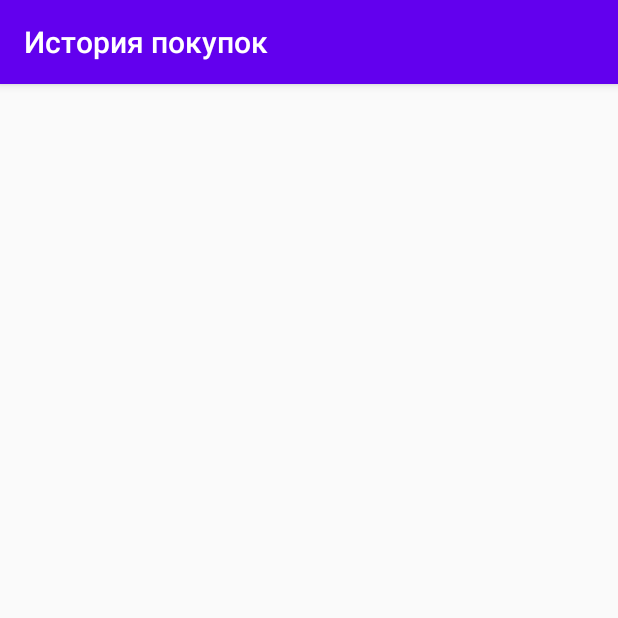
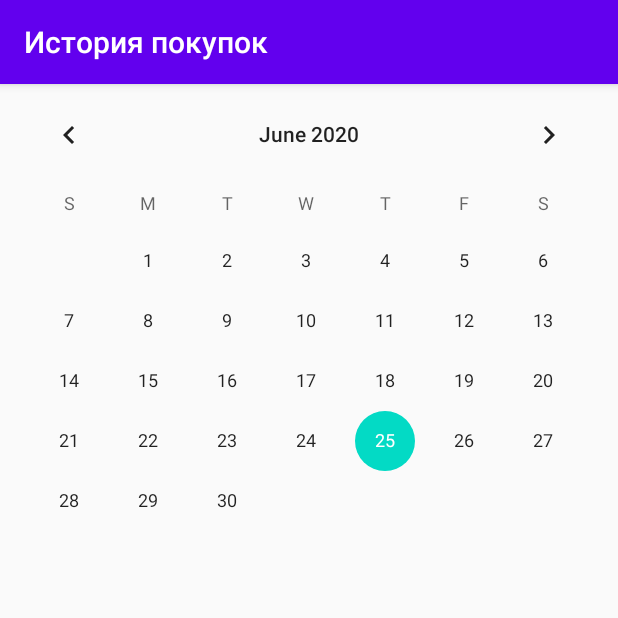
Before and after one commit to assssseeeee/MoneyTracker, an Android app: the PurchaseHistoryActivity screen opened directly, with no data from a screen before it, on a phone screen of 412 x 824 dp, the top half of it. Run offline under Robolectric (Android 15) with nearby library versions, the phone set to English and light mode, and no system bars.

Commit message:
new commit

```diff
--- a/app/src/main/java/com/example/moneytracker/activities/PurchaseHistoryActivity.java
+++ b/app/src/main/java/com/example/moneytracker/activities/PurchaseHistoryActivity.java
@@ -3,14 +3,21 @@ package com.example.moneytracker.activities;
 import androidx.appcompat.app.AppCompatActivity;
 
 import android.os.Bundle;
+import android.widget.CalendarView;
 
 import com.example.moneytracker.R;
 
+import java.util.Calendar;
+
 public class PurchaseHistoryActivity extends AppCompatActivity {
+
 
     @Override
     protected void onCreate(Bundle savedInstanceState) {
         super.onCreate(savedInstanceState);
         setContentView(R.layout.activity_purchase_history);
+
+        CalendarView calendarView = findViewById(R.id.calendarView);
+
     }
 }
--- a/app/src/main/java/com/example/moneytracker/data/MoneyTrackerContract.java
+++ b/app/src/main/java/com/example/moneytracker/data/MoneyTrackerContract.java
@@ -10,7 +10,8 @@ public final class MoneyTrackerContract {
     }
 
     public static final int DATA_BASE_VERSION = 1;
-    public static final String DATA_BASE_NAME = "moneydata1";
+    public static final String DATA_BASE_NAME = "moneydata.db";
+    public static String DATA_BASE_PATH;
     public static final String SHEME = "content://";
     public static final String AUTHORITY = "com.example.moneytracker";
     public static final String PATH_EXPENSES = "expenses";
--- a/app/src/main/res/layout/activity_purchase_history.xml
+++ b/app/src/main/res/layout/activity_purchase_history.xml
@@ -6,4 +6,12 @@
     android:layout_height="match_parent"
     tools:context=".PurchaseHistory">
 
+
+    <CalendarView
+        android:id="@+id/calendarView"
+        android:layout_width="match_parent"
+        android:layout_height="wrap_content"
+        android:foregroundGravity="center_vertical"
+        tools:ignore="MissingConstraints" />
+
 </androidx.constraintlayout.widget.ConstraintLayout>
--- a/app/src/main/res/layout/expenses_item.xml
+++ b/app/src/main/res/layout/expenses_item.xml
@@ -8,6 +8,7 @@
     <TextView
         android:id="@+id/itemPriceTextView"
         tools:text="50"
+        android:textSize="@dimen/big_text"
         android:padding="@dimen/padding"
         android:background="@color/red"
         android:textColor="@android:color/white"
@@ -18,6 +19,7 @@
     <TextView
         android:id="@+id/itemNameTextView"
         tools:text="food"
+        android:textSize="@dimen/big_text"
         android:gravity="center_vertical"
         android:textColor="@android:color/white"
         android:paddingStart="@dimen/padding_small"
--- a/app/src/main/res/values/dimens.xml
+++ b/app/src/main/res/values/dimens.xml
@@ -2,5 +2,7 @@
 <resources>
     <dimen name="padding">20dp</dimen>
     <dimen name="padding_small">10dp</dimen>
-    <dimen name="big_text">20sp</dimen>
+    <dimen name="big_text">18sp</dimen>
+    <dimen name="normal_text">15sp</dimen>
+    <dimen name="small_text">10sp</dimen>
 </resources>
```
Also changed, not shown: app/src/main/java/com/example/moneytracker/data/DatabaseHelper.java (+19 -1 lines).
